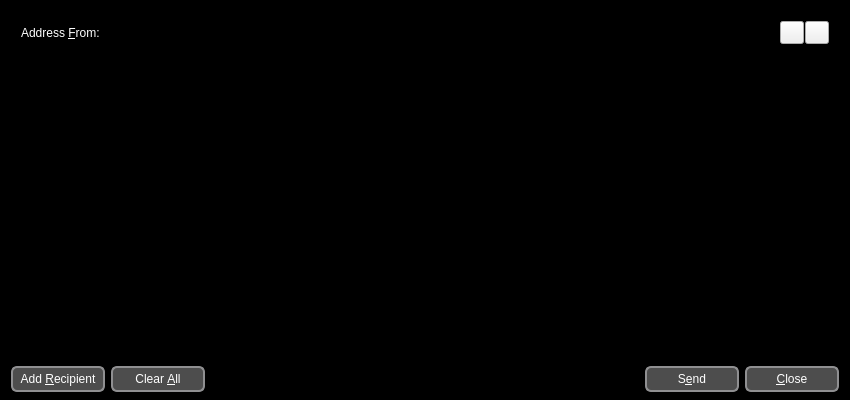
camorracoin/camorracoin, file src/qt/forms/sendmessagesdialog.ui: the form before one commit.
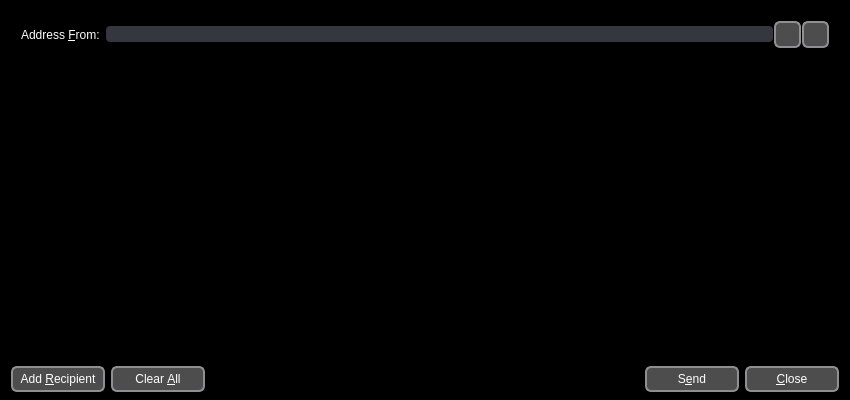
The form after the commit. Icons and pictures are not drawn. Custom widgets are drawn as their Qt base class.

Diff of the .ui file:
```diff
--- a/src/qt/forms/sendmessagesdialog.ui
+++ b/src/qt/forms/sendmessagesdialog.ui
@@ -22,6 +22,33 @@
        </color>
       </brush>
      </colorrole>
+     <colorrole role="Button">
+      <brush brushstyle="SolidPattern">
+       <color alpha="255">
+        <red>0</red>
+        <green>0</green>
+        <blue>0</blue>
+       </color>
+      </brush>
+     </colorrole>
+     <colorrole role="Text">
+      <brush brushstyle="SolidPattern">
+       <color alpha="255">
+        <red>255</red>
+        <green>255</green>
+        <blue>255</blue>
+       </color>
+      </brush>
+     </colorrole>
+     <colorrole role="ButtonText">
+      <brush brushstyle="SolidPattern">
+       <color alpha="255">
+        <red>255</red>
+        <green>255</green>
+        <blue>255</blue>
+       </color>
+      </brush>
+     </colorrole>
      <colorrole role="Base">
       <brush brushstyle="SolidPattern">
        <color alpha="255">
@@ -51,6 +78,33 @@
        </color>
       </brush>
      </colorrole>
+     <colorrole role="Button">
+      <brush brushstyle="SolidPattern">
+       <color alpha="255">
+        <red>0</red>
+        <green>0</green>
+        <blue>0</blue>
+       </color>
+      </brush>
+     </colorrole>
+     <colorrole role="Text">
+      <brush brushstyle="SolidPattern">
+       <color alpha="255">
+        <red>255</red>
+        <green>255</green>
+        <blue>255</blue>
+       </color>
+      </brush>
+     </colorrole>
+     <colorrole role="ButtonText">
+      <brush brushstyle="SolidPattern">
+       <color alpha="255">
+        <red>255</red>
+        <green>255</green>
+        <blue>255</blue>
+       </color>
+      </brush>
+     </colorrole>
      <colorrole role="Base">
       <brush brushstyle="SolidPattern">
        <color alpha="255">
@@ -74,9 +128,36 @@
      <colorrole role="WindowText">
       <brush brushstyle="SolidPattern">
        <color alpha="255">
-        <red>159</red>
-        <green>158</green>
-        <blue>158</blue>
+        <red>255</red>
+        <green>255</green>
+        <blue>255</blue>
+       </color>
+      </brush>
+     </colorrole>
+     <colorrole role="Button">
+      <brush brushstyle="SolidPattern">
+       <color alpha="255">
+        <red>0</red>
+        <green>0</green>
+        <blue>0</blue>
+       </color>
+      </brush>
+     </colorrole>
+     <colorrole role="Text">
+      <brush brushstyle="SolidPattern">
+       <color alpha="255">
+        <red>255</red>
+        <green>255</green>
+        <blue>255</blue>
+       </color>
+      </brush>
+     </colorrole>
+     <colorrole role="ButtonText">
+      <brush brushstyle="SolidPattern">
+       <color alpha="255">
+        <red>255</red>
+        <green>255</green>
+        <blue>255</blue>
        </color>
       </brush>
      </colorrole>
@@ -104,6 +185,12 @@
   <property name="windowTitle">
    <string>Send Messages</string>
   </property>
+  <property name="styleSheet">
+   <string notr="true">QWidget {
+	background-color: #000000;
+	color: #FFFFFF;
+}</string>
+  </property>
   <layout class="QVBoxLayout" name="verticalLayout" stretch="0,1,0">
    <property name="bottomMargin">
     <number>8</number>
@@ -145,7 +232,19 @@
          <number>1</number>
         </property>
         <item>
-         <widget class="QValidatedLineEdit" name="addressFrom"/>
+         <widget class="QValidatedLineEdit" name="addressFrom">
+          <property name="styleSheet">
+           <string notr="true">QLineEdit {
+	background-color: #34373E;
+	color: #FFFFFF;
+	border: 1px solid #FFFFFFF;
+	border-radius: 4px;
+}
+QLineEdit:hover {
+	background-color: #676A71;
+}</string>
+          </property>
+         </widget>
         </item>
         <item>
          <widget class="QToolButton" name="addressBookButton">
@@ -153,12 +252,12 @@
            <string>Choose address from address book</string>
           </property>
           <property name="styleSheet">
-           <string notr="true">QPushButton {
+           <string notr="true">QToolButton {
      border: 2px solid #8f8f91;
      border-radius: 6px;
      background-color: qlineargradient(spread:pad, x1:0, y1:0, x2:1, y2:0, stop:0.0511364 rgba(77, 77, 77, 255));
-     min-width:90px;
-     min-height: 22px;
+     min-width:20px;
+     min-height: 20px;
      color: #fff;
  }
 
@@ -167,12 +266,9 @@
                                        stop: 0 #dadbde, stop: 1 #f6f7fa);
  }
 
- QPushButton:flat {
+ QToolButton:flat {
      border: none; /* no border for a flat push button */
- }
-QDialogButtonBox {
-	background-color: #000;
-}</string>
+ }</string>
           </property>
           <property name="text">
            <string/>
@@ -192,12 +288,12 @@
            <string>Paste address from clipboard</string>
           </property>
           <property name="styleSheet">
-           <string notr="true">QPushButton {
+           <string notr="true">QToolButton {
      border: 2px solid #8f8f91;
      border-radius: 6px;
      background-color: qlineargradient(spread:pad, x1:0, y1:0, x2:1, y2:0, stop:0.0511364 rgba(77, 77, 77, 255));
-     min-width:90px;
-     min-height: 22px;
+     min-width:20px;
+     min-height: 20px;
      color: #fff;
  }
 
@@ -206,12 +302,9 @@
                                        stop: 0 #dadbde, stop: 1 #f6f7fa);
  }
 
- QPushButton:flat {
+ QToolButton:flat {
      border: none; /* no border for a flat push button */
- }
-QDialogButtonBox {
-	background-color: #000;
-}</string>
+ }</string>
           </property>
           <property name="text">
            <string/>
```
Left out of the diff: 4 changed lines with no effect on the pictures.
